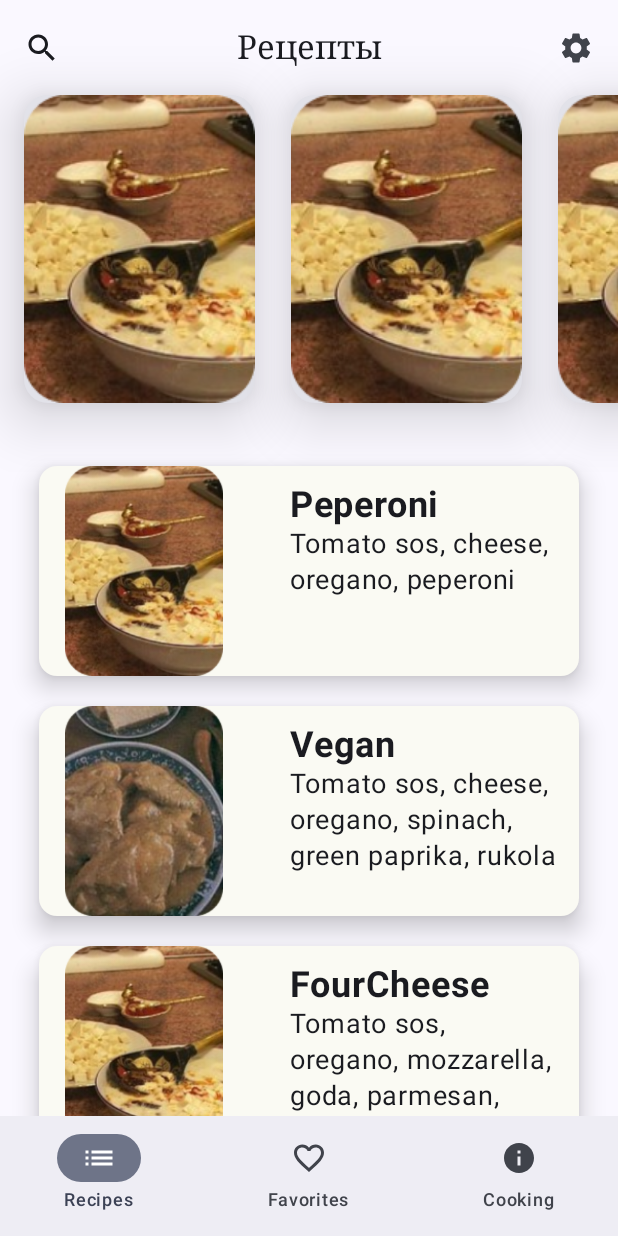
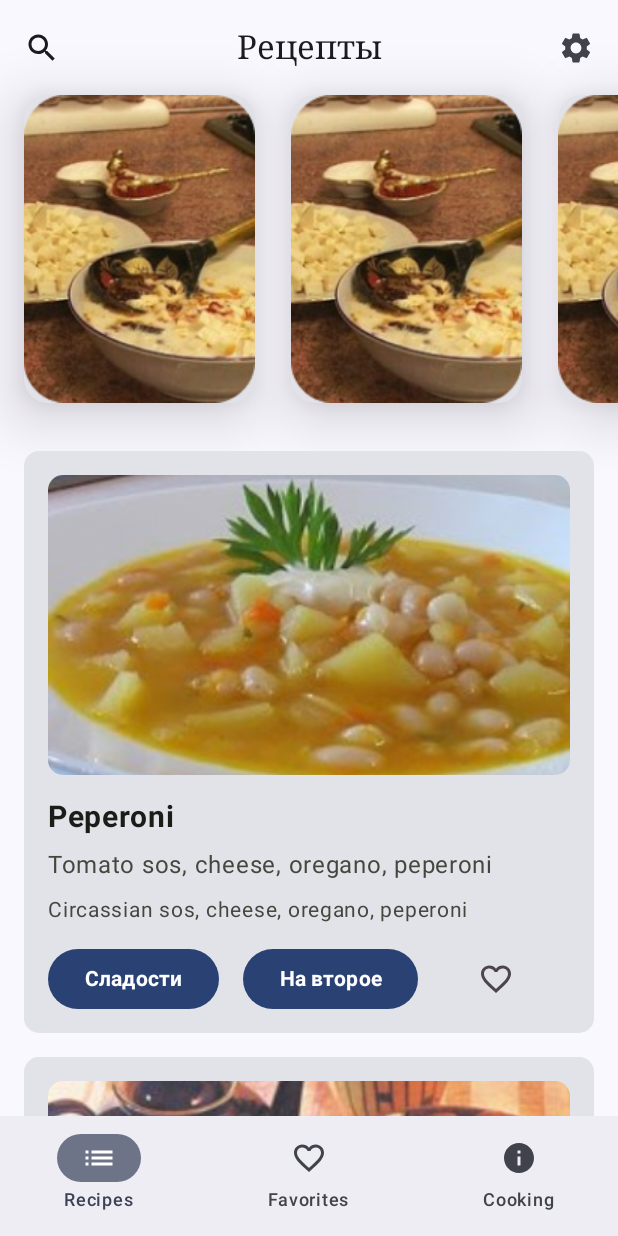
Before and after one commit to RAHIDDENPOOL/CircassianRecipeApp, an Android app built with Jetpack Compose: the screen it shows after launch (MainActivity), on a phone screen of 412 x 824 dp. Run offline under Robolectric (Android 15) with nearby library versions, the phone set to English and light mode, and no system bars.

Commit message:
RecipesScreen.kt correct

```diff
--- a/app/build.gradle.kts
+++ b/app/build.gradle.kts
@@ -54,7 +54,7 @@ android {
 dependencies {
     implementation("androidx.core:core-ktx:1.12.0")
     implementation("androidx.lifecycle:lifecycle-runtime-ktx:2.6.2")
-    implementation("androidx.activity:activity-compose:1.7.2")
+    implementation("androidx.activity:activity-compose:1.8.0")
 
     // Jetpack Compose
     implementation(platform("androidx.compose:compose-bom:2023.03.00"))
@@ -63,8 +63,8 @@ dependencies {
     implementation("androidx.compose.ui:ui-tooling-preview")
     implementation("androidx.compose.material3:material3")
     implementation("androidx.lifecycle:lifecycle-runtime-compose:2.6.2")
-    implementation("androidx.navigation:navigation-compose:2.7.3")
-    implementation("androidx.compose.foundation:foundation-layout-android:1.5.2")
+    implementation("androidx.navigation:navigation-compose:2.7.4")
+    implementation("androidx.compose.foundation:foundation-layout-android:1.5.3")
 
     // Coroutines
     implementation("org.jetbrains.kotlinx:kotlinx-coroutines-android:1.7.3")
--- a/app/src/main/java/com/example/circassianrecipeapp/ui/screens/recipes/RecipesScreen.kt
+++ b/app/src/main/java/com/example/circassianrecipeapp/ui/screens/recipes/RecipesScreen.kt
@@ -3,6 +3,7 @@ package com.example.circassianrecipeapp.ui.screens.recipes
 import androidx.compose.foundation.layout.Column
 import androidx.compose.foundation.layout.fillMaxWidth
 import androidx.compose.foundation.layout.padding
+import androidx.compose.material3.MaterialTheme
 import androidx.compose.runtime.Composable
 import androidx.compose.ui.Modifier
 import androidx.compose.ui.unit.dp
@@ -14,6 +15,7 @@ import com.example.circassianrecipeapp.ui.screens.recipes.components.RecipeCards
 
 @Composable
 fun RecipesScreen(navController: NavController) {
+    MaterialTheme {
         TopAppBar()
         Column(
             Modifier
@@ -24,12 +26,12 @@ fun RecipesScreen(navController: NavController) {
             Carousel()
 
             val imageId = arrayOf(
-            R.drawable.carousel_first_item,
-            R.drawable.carousel_second_item,
-            R.drawable.carousel_first_item,
-            R.drawable.carousel_second_item,
-            R.drawable.carousel_first_item,
-            R.drawable.carousel_second_item,
+                R.drawable.dish_one,
+                R.drawable.dish_two,
+                R.drawable.dish_one,
+                R.drawable.dish_two,
+                R.drawable.dish_one,
+                R.drawable.dish_two,
             )
 
             val names = arrayOf(
@@ -50,11 +52,22 @@ fun RecipesScreen(navController: NavController) {
                 "Tomato sos, cheese, oregano, corn, jalapeno, chicken",
             )
 
+            val description = arrayOf(
+                "Circassian sos, cheese, oregano, peperoni",
+                "Circassian sos, cheese, oregano, spinach, green paprika, rukola",
+                "Circassian sos, oregano, mozzarella, goda, parmesan, cheddar",
+                "Circassian sos, cheese, oregano, bazillion",
+                "Circassian sos, cheese, oregano, green paprika, red beans",
+                "Circassian sos, cheese, oregano, corn, jalapeno, chicken",
+            )
+
             RecipeCardsColumn(
                 imageId = imageId,
                 names = names,
-            ingredients = ingredients,
+                subhead = ingredients,
+                description = description,
                 navController = navController,
             )
         }
     }
+}
--- a/app/src/main/java/com/example/circassianrecipeapp/ui/screens/recipes/components/RecipeCardsColumn.kt
+++ b/app/src/main/java/com/example/circassianrecipeapp/ui/screens/recipes/components/RecipeCardsColumn.kt
@@ -6,44 +6,62 @@ import androidx.compose.foundation.layout.Arrangement
 import androidx.compose.foundation.layout.Column
 import androidx.compose.foundation.layout.PaddingValues
 import androidx.compose.foundation.layout.Row
+import androidx.compose.foundation.layout.Spacer
 import androidx.compose.foundation.layout.fillMaxWidth
+import androidx.compose.foundation.layout.height
 import androidx.compose.foundation.layout.padding
 import androidx.compose.foundation.layout.size
-import androidx.compose.foundation.layout.wrapContentSize
 import androidx.compose.foundation.lazy.LazyColumn
+import androidx.compose.foundation.shape.RoundedCornerShape
+import androidx.compose.material3.Button
+import androidx.compose.material3.ButtonDefaults
 import androidx.compose.material3.Card
-import androidx.compose.material3.CardDefaults
+import androidx.compose.material3.Icon
+import androidx.compose.material3.MaterialTheme
 import androidx.compose.material3.Text
 import androidx.compose.runtime.Composable
 import androidx.compose.ui.Alignment
 import androidx.compose.ui.Modifier
+import androidx.compose.ui.draw.clip
+import androidx.compose.ui.layout.ContentScale
 import androidx.compose.ui.res.painterResource
 import androidx.compose.ui.text.font.FontWeight
+import androidx.compose.ui.text.style.TextAlign
+import androidx.compose.ui.text.style.TextOverflow
 import androidx.compose.ui.unit.dp
 import androidx.compose.ui.unit.sp
 import androidx.navigation.NavController
-import com.example.circassianrecipeapp.view.theme.MainContentColorMaterialTheme
+import com.example.circassianrecipeapp.R
+import com.example.circassianrecipeapp.view.theme.DescriptionTextColorMaterialTheme
+import com.example.circassianrecipeapp.view.theme.IconColor
+import com.example.circassianrecipeapp.view.theme.TitleTextColorMaterialTheme
 
 @Composable
 fun RecipeCardsColumn(
     imageId: Array<Int>,
     names: Array<String>,
-    ingredients: Array<String>,
+    subhead: Array<String>,
+    description: Array<String>,
     modifier: Modifier = Modifier,
     navController: NavController,
 ) {
-    LazyColumn(contentPadding = PaddingValues(16.dp)) {
-        val itemCount = imageId.size
-
-        items(itemCount) {
-            ColumnItem(
-                modifier,
-                painter = imageId,
-                title = names,
-                ingredients = ingredients,
-                itemIndex = it,
-                navController = navController,
-            )
+    MaterialTheme {
+        LazyColumn(
+            contentPadding = PaddingValues(16.dp),
+            verticalArrangement = Arrangement.spacedBy(16.dp),
+        ) {
+            val itemCount = imageId.size
+            items(itemCount) {
+                ColumnItem(
+                    modifier = modifier
+                        .fillMaxWidth()
+                        .clickable { navController.navigate("DetailScreen/$it") },
+                    imageId = imageId[it],
+                    name = names[it],
+                    subhead = subhead[it],
+                    description = description[it],
+                )
+            }
         }
     }
 }
@@ -51,38 +69,123 @@ fun RecipeCardsColumn(
 @Composable
 fun ColumnItem(
     modifier: Modifier,
-    painter: Array<Int>,
-    title: Array<String>,
-    ingredients: Array<String>,
-    itemIndex: Int,
-    navController: NavController,
+    imageId: Int,
+    name: String,
+    subhead: String,
+    description: String,
 ) {
     Card(
-        modifier
-            .padding(10.dp)
-            .wrapContentSize()
-            .clickable {
-                navController.navigate("DetailScreen/$itemIndex")
-            },
-        colors = CardDefaults.cardColors(
-            containerColor = MainContentColorMaterialTheme,
-        ),
-        elevation = CardDefaults.cardElevation(10.dp),
+        modifier = modifier,
+        shape = RoundedCornerShape(10.dp),
     ) {
-        Row(
-            modifier.fillMaxWidth(),
-            verticalAlignment = Alignment.Top,
-            horizontalArrangement = Arrangement.spacedBy(15.dp),
+        Column(
+            modifier = Modifier
+                .fillMaxWidth()
+                .padding(16.dp),
         ) {
             Image(
-                painter = painterResource(id = painter[itemIndex]),
-                contentDescription = title[itemIndex],
-                modifier.size(140.dp),
+                painter = painterResource(id = imageId),
+                contentDescription = name,
+                modifier = Modifier
+                    .fillMaxWidth()
+                    .height(200.dp)
+                    .clip(shape = RoundedCornerShape(10.dp)),
+                contentScale = ContentScale.Crop,
             )
-            Column(modifier.padding(12.dp)) {
-                Text(text = title[itemIndex], fontSize = 24.sp, fontWeight = FontWeight.Bold)
-                Text(text = ingredients[itemIndex], fontSize = 18.sp)
+            Spacer(modifier = Modifier.height(16.dp))
+            Text(
+                text = name,
+                fontSize = 20.sp,
+                fontWeight = FontWeight.Bold,
+                color = TitleTextColorMaterialTheme,
+            )
+            Spacer(modifier = Modifier.height(8.dp))
+            Text(
+                text = subhead,
+                fontSize = 16.sp,
+                color = DescriptionTextColorMaterialTheme,
+            )
+            Spacer(modifier = Modifier.height(8.dp))
+            Text(
+                text = description,
+                fontSize = 14.sp,
+                lineHeight = 20.sp,
+                color = DescriptionTextColorMaterialTheme,
+                maxLines = 3,
+                overflow = TextOverflow.Ellipsis,
+            )
+            Spacer(modifier = Modifier.height(16.dp))
+            Row(
+                modifier = Modifier.fillMaxWidth(),
+                horizontalArrangement = Arrangement.Start,
+            ) {
+                Button(
+                    onClick = { /*TODO*/ },
+                    modifier = Modifier
+                        .height(40.dp)
+                        .padding(end = 8.dp),
+                    colors = ButtonDefaults.buttonColors(
+                        containerColor = MaterialTheme.colorScheme.primary,
+                        contentColor = MaterialTheme.colorScheme.onPrimary,
+                    ),
+                ) {
+                    Text(
+                        text = "Сладости",
+                        fontSize = 14.sp,
+                        fontWeight = FontWeight.Bold,
+                        textAlign = TextAlign.Center,
+                    )
+                }
+                Button(
+                    onClick = { /*TODO*/ },
+                    modifier = Modifier
+                        .height(40.dp)
+                        .padding(start = 8.dp),
+                    colors = ButtonDefaults.buttonColors(
+                        containerColor = MaterialTheme.colorScheme.primary,
+                        contentColor = MaterialTheme.colorScheme.onPrimary,
+                    ),
+                ) {
+                    Text(
+                        text = "На второе",
+                        fontSize = 14.sp,
+                        fontWeight = FontWeight.Bold,
+                        textAlign = TextAlign.Center,
+                    )
+                }
+                Spacer(modifier = Modifier.padding(20.dp))
+                Icon(
+                    painter = painterResource(id = R.drawable.ic_favorites),
+                    contentDescription = null,
+                    tint = IconColor,
+                    modifier = Modifier
+                        .size(24.dp)
+                        .align(Alignment.CenterVertically),
+                )
             }
         }
     }
 }
+/*
+@Preview
+@Composable
+fun PreviewColumnItem() {
+    val modifier = Modifier
+    val painter = arrayOf(R.drawable.dish_two)
+    val title = arrayOf("Черкесские медовые шарики")
+    val ingredients = arrayOf("Сладости")
+    val itemIndex = 0
+    val description =
+        arrayOf("Медовые шарики - блюдо черкесской кухни, которое умеет готовить каждая черкесская хозяйка")
+    val navController: NavController = rememberNavController()
+
+    ColumnItem(
+        modifier = modifier,
+        painter = painter,
+        title = title,
+        subhead = ingredients,
+        description = description,
+        itemIndex = itemIndex,
+        navController = navController,
+    )
+}*/
--- a/app/src/main/java/com/example/circassianrecipeapp/view/theme/Color.kt
+++ b/app/src/main/java/com/example/circassianrecipeapp/view/theme/Color.kt
@@ -8,4 +8,5 @@ val MainContentColorMaterialTheme = Color(0xFFFAFAF3)
 val UnPickedColorMaterialTheme = Color(0xFF73796E)
 val PickedColorMaterialTheme = Color(0xFFD8E7CB)
 val BottomAppBarColorMaterialTheme = Color(0xFFEEEEE7)
-val SheetUnPickedColorMaterialTheme = Color(0xFFEEEEE7)
+val IconColor = Color(0xFF4D444C)
+val labelButtonColor = Color(0xFFDFE4D7)
--- /dev/null
+++ b/app/src/main/java/com/example/circassianrecipeapp/view/theme/FontStyle.kt
@@ -0,0 +1,9 @@
+package com.example.circassianrecipeapp.view.theme
+
+import androidx.compose.ui.text.font.Font
+import androidx.compose.ui.text.font.FontFamily
+import com.example.circassianrecipeapp.R
+
+val roboto = FontFamily(
+    Font(R.font.roboto),
+)
--- a/app/src/main/java/com/example/circassianrecipeapp/view/theme/Theme.kt
+++ b/app/src/main/java/com/example/circassianrecipeapp/view/theme/Theme.kt
@@ -15,26 +15,16 @@ import androidx.compose.ui.platform.LocalContext
 import androidx.compose.ui.platform.LocalView
 import androidx.core.view.WindowCompat
 
-private val DarkColorScheme = darkColorScheme(
+val DarkColorScheme = darkColorScheme(
     primary = TitleTextColorMaterialTheme,
     secondary = UnPickedColorMaterialTheme,
     tertiary = PickedColorMaterialTheme,
 )
 
-private val LightColorScheme = lightColorScheme(
+val LightColorScheme = lightColorScheme(
     primary = TitleTextColorMaterialTheme,
     secondary = UnPickedColorMaterialTheme,
     tertiary = PickedColorMaterialTheme,
-
-    /* Other default colors to override
-    background = Color(0xFFFFFBFE),
-    surface = Color(0xFFFFFBFE),
-    onPrimary = Color.White,
-    onSecondary = Color.White,
-    onTertiary = Color.White,
-    onBackground = Color(0xFF1C1B1F),
-    onSurface = Color(0xFF1C1B1F),
-    */
 )
 
 @Composable
--- /dev/null
+++ b/app/src/main/res/drawable/ic_favorites.xml
@@ -0,0 +1,13 @@
+<vector xmlns:android="http://schemas.android.com/apk/res/android"
+    android:width="24dp"
+    android:height="24dp"
+    android:viewportWidth="24"
+    android:viewportHeight="24">
+  <group>
+    <clip-path
+        android:pathData="M0,0h24v24h-24z"/>
+    <path
+        android:pathData="M16.5,3C14.76,3 13.09,3.81 12,5.09C10.91,3.81 9.24,3 7.5,3C4.42,3 2,5.42 2,8.5C2,12.28 5.4,15.36 10.55,20.04L12,21.35L13.45,20.03C18.6,15.36 22,12.28 22,8.5C22,5.42 19.58,3 16.5,3ZM12.1,18.55L12,18.65L11.9,18.55C7.14,14.24 4,11.39 4,8.5C4,6.5 5.5,5 7.5,5C9.04,5 10.54,5.99 11.07,7.36H12.94C13.46,5.99 14.96,5 16.5,5C18.5,5 20,6.5 20,8.5C20,11.39 16.86,14.24 12.1,18.55Z"
+        android:fillColor="#4D444C"/>
+  </group>
+</vector>
```
Also changed, not shown: app/src/main/res/drawable/dish_one.jpeg (added), app/src/main/res/drawable/dish_two.jpeg (added), app/src/main/res/font/roboto.ttf (added). Lines whose indentation alone changed are shown as unchanged.
